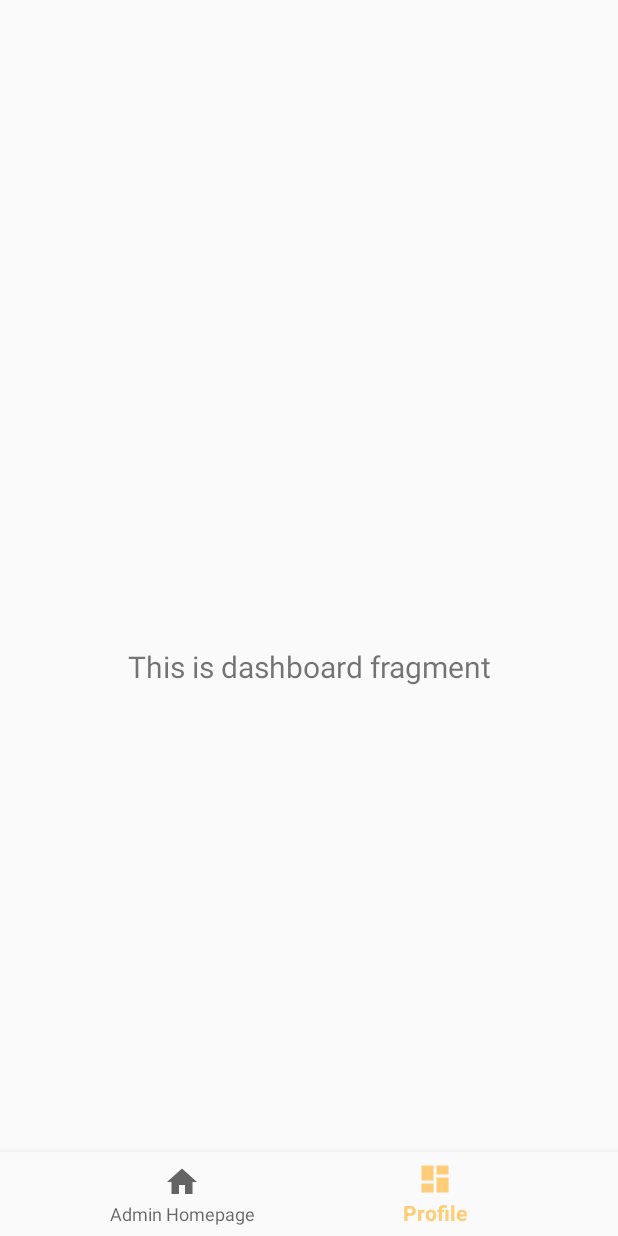
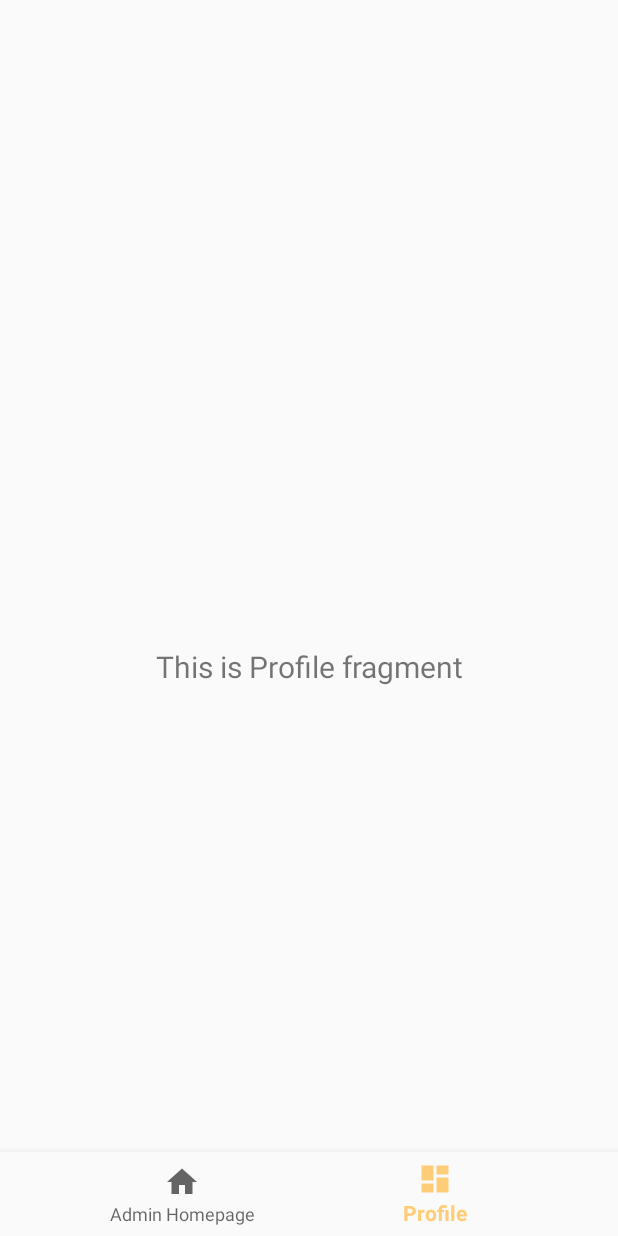
Before and after one commit to Astroleander/uta-assignment-project-team-4, an Android app: the ProfileFragment screen opened through its navigation route, on a phone screen of 412 x 824 dp. Run offline under Robolectric (Android 15) with nearby library versions, the phone set to English and light mode, and no system bars; our stand-ins replace navigation-ui.

```diff
--- a/project_new/app/src/main/java/mavs/uta/team4carental/ui/profile/ProfileViewModel.java
+++ b/project_new/app/src/main/java/mavs/uta/team4carental/ui/profile/ProfileViewModel.java
@@ -10,7 +10,7 @@ public class ProfileViewModel extends ViewModel {
 
     public ProfileViewModel() {
         mText = new MutableLiveData<>();
-        mText.setValue("This is dashboard fragment");
+        mText.setValue("This is Profile fragment");
     }
 
     public LiveData<String> getText() {
--- a/project_new/app/src/main/res/layout/activity_register.xml
+++ b/project_new/app/src/main/res/layout/activity_register.xml
@@ -211,6 +211,7 @@
 
     <CheckBox
         android:id="@+id/is_member"
+        android:visibility="invisible"
         android:layout_width="match_parent"
         android:layout_height="wrap_content"
         android:layout_marginStart="24dp"
```
Also changed, not shown: project_new/app/src/main/java/mavs/uta/team4carental/ui/RegisterActivity.java (+21 -1 lines).
